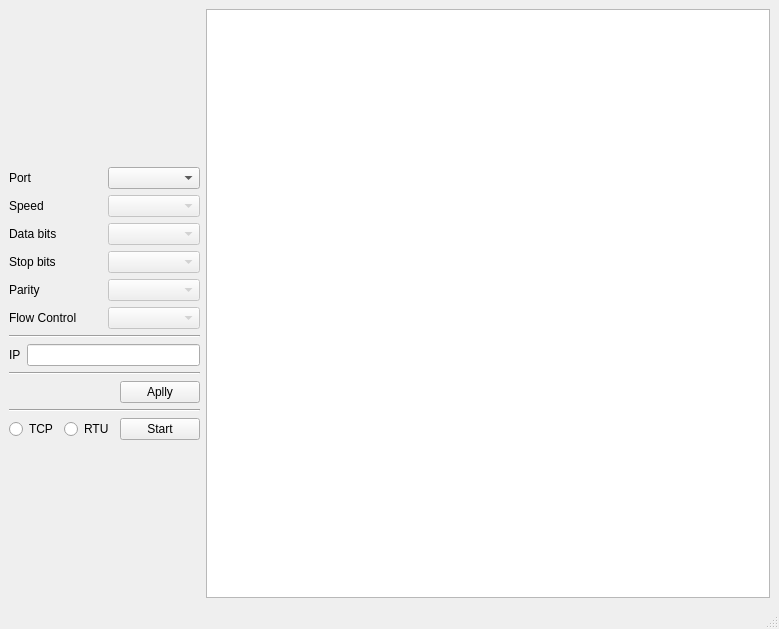
Above: ModbusTestClient/modbustest.ui from vijay-wang/ModbusTestClient before the change. Below: the same form after it.
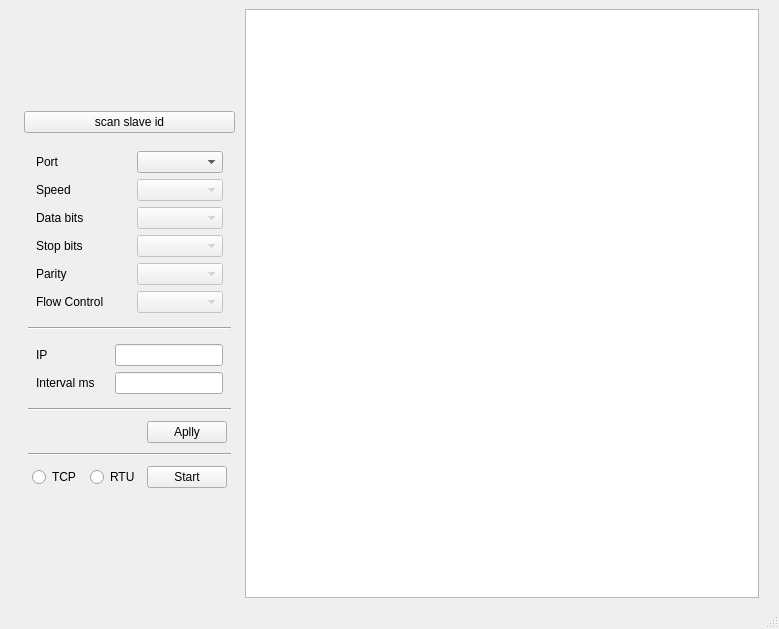
That is the form after the change.

What changed in the file:
```diff
--- a/ModbusTestClient/modbustest.ui
+++ b/ModbusTestClient/modbustest.ui
@@ -18,8 +18,26 @@
   </property>
   <widget class="QWidget" name="centralwidget">
    <layout class="QHBoxLayout" name="horizontalLayout_5" stretch="0,1">
+    <property name="leftMargin">
+     <number>20</number>
+    </property>
+    <property name="rightMargin">
+     <number>20</number>
+    </property>
     <item>
      <layout class="QVBoxLayout" name="verticalLayout_4">
+      <property name="leftMargin">
+       <number>4</number>
+      </property>
+      <property name="topMargin">
+       <number>4</number>
+      </property>
+      <property name="rightMargin">
+       <number>4</number>
+      </property>
+      <property name="bottomMargin">
+       <number>4</number>
+      </property>
       <item>
        <spacer name="verticalSpacer">
         <property name="orientation">
@@ -33,12 +51,58 @@
         </property>
        </spacer>
       </item>
+      <item>
+       <widget class="QPushButton" name="pushButton">
+        <property name="text">
+         <string>scan slave id</string>
+        </property>
+       </widget>
+      </item>
       <item>
        <layout class="QVBoxLayout" name="verticalLayout_3">
+        <property name="spacing">
+         <number>6</number>
+        </property>
+        <property name="leftMargin">
+         <number>4</number>
+        </property>
+        <property name="topMargin">
+         <number>4</number>
+        </property>
+        <property name="rightMargin">
+         <number>4</number>
+        </property>
+        <property name="bottomMargin">
+         <number>4</number>
+        </property>
         <item>
          <layout class="QHBoxLayout" name="horizontalLayout">
+          <property name="leftMargin">
+           <number>4</number>
+          </property>
+          <property name="topMargin">
+           <number>4</number>
+          </property>
+          <property name="rightMargin">
+           <number>4</number>
+          </property>
+          <property name="bottomMargin">
+           <number>4</number>
+          </property>
           <item>
            <layout class="QVBoxLayout" name="verticalLayout_2">
+            <property name="leftMargin">
+             <number>4</number>
+            </property>
+            <property name="topMargin">
+             <number>4</number>
+            </property>
+            <property name="rightMargin">
+             <number>4</number>
+            </property>
+            <property name="bottomMargin">
+             <number>4</number>
+            </property>
             <item>
              <widget class="QLabel" name="label_port">
               <property name="text">
@@ -85,6 +149,18 @@
           </item>
           <item>
            <layout class="QVBoxLayout" name="verticalLayout">
+            <property name="leftMargin">
+             <number>4</number>
+            </property>
+            <property name="topMargin">
+             <number>4</number>
+            </property>
+            <property name="rightMargin">
+             <number>4</number>
+            </property>
+            <property name="bottomMargin">
+             <number>4</number>
+            </property>
             <item>
              <widget class="QComboBox" name="comboBoxPort"/>
             </item>
@@ -135,16 +211,77 @@
          </widget>
         </item>
         <item>
-         <layout class="QHBoxLayout" name="horizontalLayout_2">
+         <layout class="QHBoxLayout" name="horizontalLayout_7">
+          <property name="spacing">
+           <number>6</number>
+          </property>
+          <property name="leftMargin">
+           <number>4</number>
+          </property>
+          <property name="topMargin">
+           <number>4</number>
+          </property>
+          <property name="rightMargin">
+           <number>4</number>
+          </property>
+          <property name="bottomMargin">
+           <number>4</number>
+          </property>
           <item>
-           <widget class="QLabel" name="label_flow_control_2">
-            <property name="text">
-             <string>IP</string>
+           <layout class="QVBoxLayout" name="verticalLayout_6">
+            <property name="leftMargin">
+             <number>4</number>
             </property>
-           </widget>
+            <property name="topMargin">
+             <number>4</number>
+            </property>
+            <property name="rightMargin">
+             <number>4</number>
+            </property>
+            <property name="bottomMargin">
+             <number>4</number>
+            </property>
+            <item>
+             <widget class="QLabel" name="label_flow_control_2">
+              <property name="text">
+               <string>IP                </string>
+              </property>
+             </widget>
+            </item>
+            <item>
+             <widget class="QLabel" name="label">
+              <property name="text">
+               <string>Interval ms</string>
+              </property>
+             </widget>
+            </item>
+           </layout>
           </item>
           <item>
-           <widget class="QLineEdit" name="lineEditIp"/>
+           <layout class="QVBoxLayout" name="verticalLayout_5">
+            <property name="leftMargin">
+             <number>4</number>
+            </property>
+            <property name="topMargin">
+             <number>4</number>
+            </property>
+            <property name="rightMargin">
+             <number>4</number>
+            </property>
+            <property name="bottomMargin">
+             <number>4</number>
+            </property>
+            <item>
+             <widget class="QLineEdit" name="lineEditIp">
+              <property name="enabled">
+               <bool>true</bool>
+              </property>
+             </widget>
+            </item>
+            <item>
+             <widget class="QLineEdit" name="lineEditInterval"/>
+            </item>
+           </layout>
           </item>
          </layout>
         </item>
@@ -157,6 +294,18 @@
         </item>
         <item>
          <layout class="QHBoxLayout" name="horizontalLayout_3">
+          <property name="leftMargin">
+           <number>4</number>
+          </property>
+          <property name="topMargin">
+           <number>4</number>
+          </property>
+          <property name="rightMargin">
+           <number>4</number>
+          </property>
+          <property name="bottomMargin">
+           <number>4</number>
+          </property>
           <item>
            <spacer name="horizontalSpacer">
             <property name="orientation">
@@ -188,6 +337,18 @@
         </item>
         <item>
          <layout class="QHBoxLayout" name="horizontalLayout_4">
+          <property name="leftMargin">
+           <number>4</number>
+          </property>
+          <property name="topMargin">
+           <number>4</number>
+          </property>
+          <property name="rightMargin">
+           <number>4</number>
+          </property>
+          <property name="bottomMargin">
+           <number>4</number>
+          </property>
           <item>
            <widget class="QRadioButton" name="radioButtonTcp">
             <property name="text">
```
Left out of the diff: 2 changed lines with no effect on the pictures.
